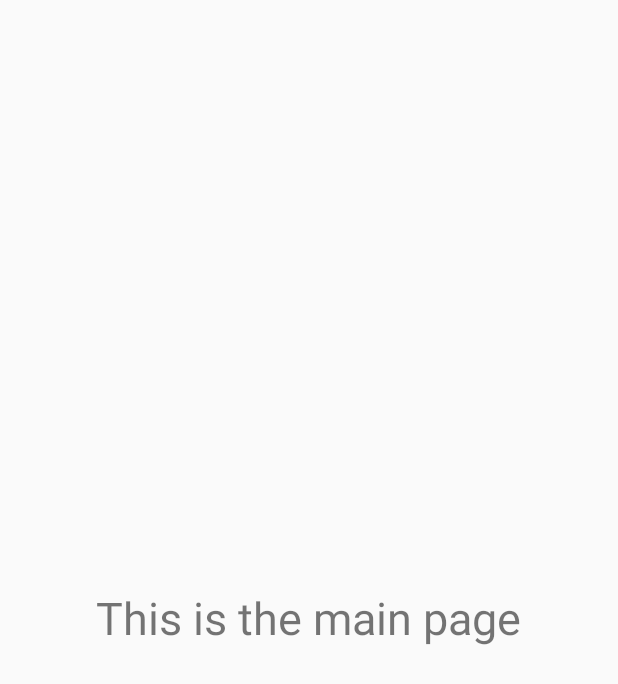
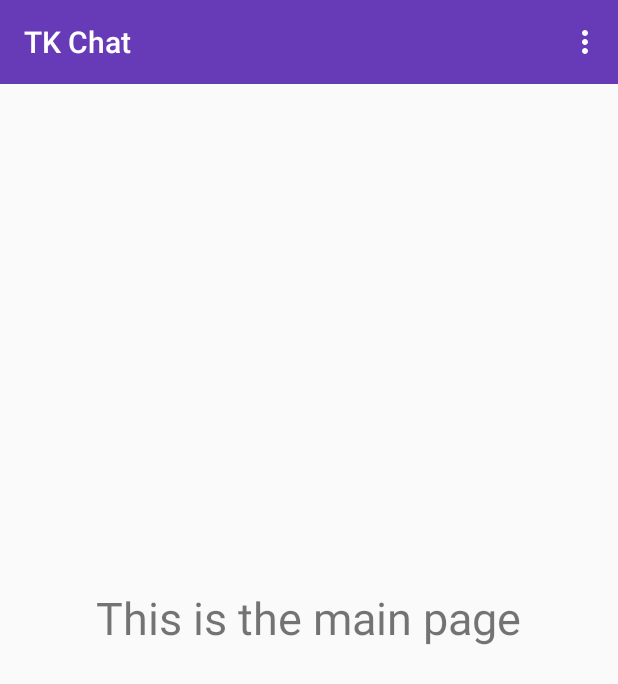
Before and after one commit to TharinduWathukara/TKChat, an Android app: the screen it shows after launch once a user with an empty profile is signed in (MainActivity), on a phone screen of 412 x 824 dp. Shown: the top 684 px of the screen. Run offline under Robolectric (Android 15) with nearby library versions, the phone set to English and light mode, and no system bars; our stand-ins replace Firebase (no records; nobody signed in at launch, a user with empty details on screens opened directly).

```diff
--- a/app/src/main/AndroidManifest.xml
+++ b/app/src/main/AndroidManifest.xml
@@ -1,6 +1,10 @@
 <?xml version="1.0" encoding="utf-8"?>
 <manifest xmlns:android="http://schemas.android.com/apk/res/android"
     package="com.example.tharindu.tkchat">
+
+    <uses-permission android:name="android.permission.INTERNET" />
+    <uses-permission android:name="android.permission.WRITE_EXTERNAL_STORAGE" />
+    <uses-permission android:name="android.permission.READ_EXTERNAL_STORAGE" />
 
     <application
         android:allowBackup="true"
@@ -17,7 +21,7 @@
             </intent-filter>
         </activity>
         <activity android:name=".StartActivity" />
-        <activity android:name=".RegisterActivity"></activity>
+        <activity android:name=".RegisterActivity" />
     </application>
 
 </manifest>
--- a/app/src/main/java/com/example/tharindu/tkchat/MainActivity.java
+++ b/app/src/main/java/com/example/tharindu/tkchat/MainActivity.java
@@ -3,6 +3,10 @@ package com.example.tharindu.tkchat;
 import android.content.Intent;
 import android.support.v7.app.AppCompatActivity;
 import android.os.Bundle;
+//import android.widget.Toolbar;
+import android.support.v7.widget.Toolbar;
+import android.view.Menu;
+import android.view.MenuItem;
 
 import com.google.firebase.auth.FirebaseAuth;
 import com.google.firebase.auth.FirebaseUser;
@@ -10,6 +14,7 @@ import com.google.firebase.auth.FirebaseUser;
 public class MainActivity extends AppCompatActivity {
 
     private FirebaseAuth mAuth;
+    private Toolbar mToolbar;
 
     @Override
     protected void onCreate(Bundle savedInstanceState) {
@@ -17,6 +22,10 @@ public class MainActivity extends AppCompatActivity {
         setContentView(R.layout.activity_main);
 
         mAuth = FirebaseAuth.getInstance();
+
+        mToolbar = (Toolbar) findViewById(R.id.main_page_toolbar);
+        setSupportActionBar(mToolbar);
+        getSupportActionBar().setTitle("TK Chat");
     }
 
     @Override
@@ -27,9 +36,33 @@ public class MainActivity extends AppCompatActivity {
         //updateUI(currentUser);
 
         if(currentUser == null){
-            Intent startIntent = new Intent(MainActivity.this,StartActivity.class);
-            startActivity(startIntent);
-            finish();
+            sentTOStart();
         }
     }
+
+    private void sentTOStart() {
+        Intent startIntent = new Intent(MainActivity.this,StartActivity.class);
+        startActivity(startIntent);
+        finish();
+    }
+
+    @Override
+    public boolean onCreateOptionsMenu(Menu menu) {
+        super.onCreateOptionsMenu(menu);
+        getMenuInflater().inflate(R.menu.main_menu,menu);
+
+        return true;
+    }
+
+    @Override
+    public boolean onOptionsItemSelected(MenuItem item) {
+        super.onOptionsItemSelected(item);
+
+        if(item.getItemId() == R.id.main_logout_btn){
+            FirebaseAuth.getInstance().signOut();
+            sentTOStart();
+        }
+
+        return true;
+    }
 }
--- a/app/src/main/java/com/example/tharindu/tkchat/RegisterActivity.java
+++ b/app/src/main/java/com/example/tharindu/tkchat/RegisterActivity.java
@@ -1,16 +1,18 @@
- package com.example.tharindu.tkchat;
+package com.example.tharindu.tkchat;
 
 import android.content.Intent;
 import android.support.annotation.NonNull;
 import android.support.design.widget.TextInputLayout;
 import android.support.v7.app.AppCompatActivity;
 import android.os.Bundle;
+import android.util.Log;  //
 import android.view.View;
 import android.widget.Button;
 import android.widget.Toast;
 
 import com.google.android.gms.tasks.OnCompleteListener;
 import com.google.android.gms.tasks.Task;
+import com.google.firebase.FirebaseException;  //
 import com.google.firebase.auth.AuthResult;
 import com.google.firebase.auth.FirebaseAuth;
 
@@ -47,7 +49,7 @@ public class RegisterActivity extends AppCompatActivity {
     }
 
     private void registerUser(String display_name,String email,String password){
-        mAuth.createUserWithEmailAndPassword(email, password).addOnCompleteListener(this, new OnCompleteListener<AuthResult>() {
+        mAuth.createUserWithEmailAndPassword(email, password).addOnCompleteListener(RegisterActivity.this,new OnCompleteListener<AuthResult>() {
             @Override
             public void onComplete(@NonNull Task<AuthResult> task) {
                 if (task.isSuccessful()) {
--- a/app/src/main/res/layout/activity_main.xml
+++ b/app/src/main/res/layout/activity_main.xml
@@ -5,6 +5,8 @@
     android:layout_width="match_parent"
     android:layout_height="match_parent"
     tools:context="com.example.tharindu.tkchat.MainActivity">
+
+    <include layout="@layout/app_bar_layout" android:id="@+id/main_page_toolbar" />
 
     <TextView
         android:layout_width="wrap_content"
--- /dev/null
+++ b/app/src/main/res/layout/app_bar_layout.xml
@@ -0,0 +1,9 @@
+<?xml version="1.0" encoding="utf-8"?>
+<android.support.v7.widget.Toolbar xmlns:android="http://schemas.android.com/apk/res/android"
+    android:id="@+id/main_app_bar"
+    android:layout_width="match_parent"
+    android:layout_height="wrap_content"
+    android:background="@color/colorPrimary"
+    android:theme="@style/ThemeOverlay.AppCompat.Dark.ActionBar">
+
+</android.support.v7.widget.Toolbar>
--- /dev/null
+++ b/app/src/main/res/menu/main_menu.xml
@@ -0,0 +1,14 @@
+<?xml version="1.0" encoding="utf-8"?>
+<menu xmlns:app="http://schemas.android.com/apk/res-auto"
+    xmlns:android="http://schemas.android.com/apk/res/android">
+
+    <item
+        android:id="@+id/main_settings_btn"
+        android:title="Account Settings" />
+    <item
+        android:id="@+id/main_all_users_btn"
+        android:title="All Users" />
+    <item
+        android:id="@+id/main_logout_btn"
+        android:title="@string/log_out" />
+</menu>
--- a/app/src/main/res/values/strings.xml
+++ b/app/src/main/res/values/strings.xml
@@ -5,4 +5,5 @@
     <string name="email">Email</string>
     <string name="password">Password</string>
     <string name="create_account">CREATE ACCOUNT</string>
+    <string name="log_out">Log Out</string>
 </resources>
```
Also changed, not shown: app/src/main/res/layout/activity_register.xml (+7 -3 lines).
